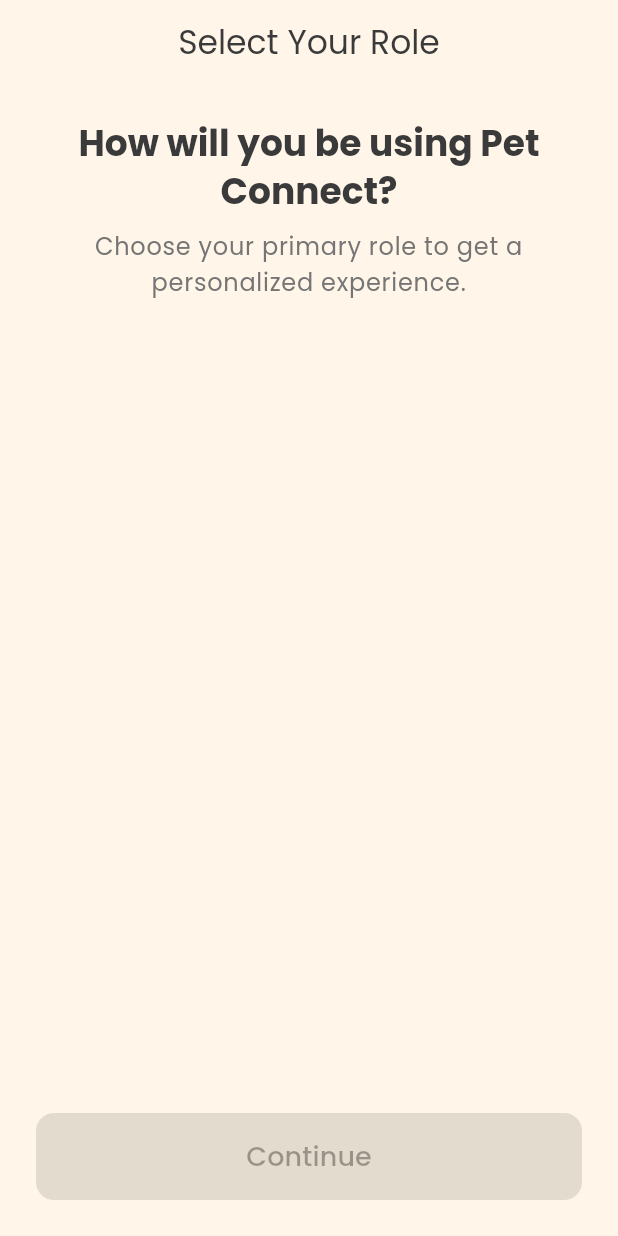
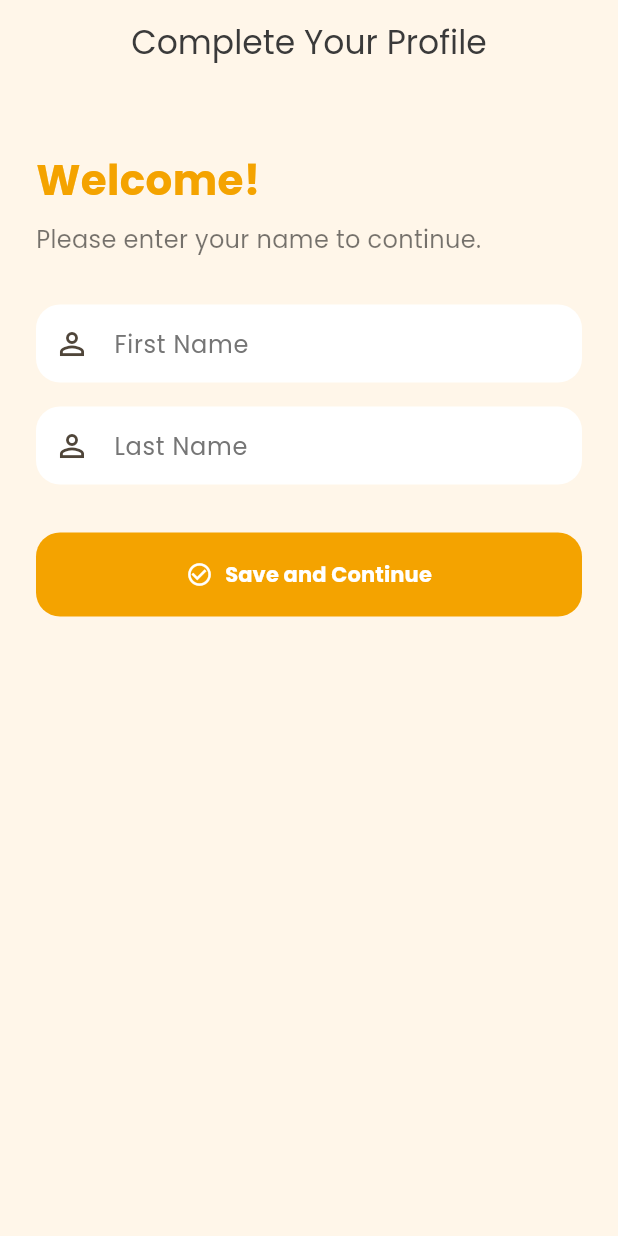
Before and after one commit to AmayMalviya/Pet-Connect, a Flutter app: the screen it shows once a user with an empty profile is signed in, on a phone screen of 412 x 824 dp. Run offline on Flutter 3.47's test engine with Material 3 defaults, Android fonts, the phone set to English and light mode, and no system bars; our stand-ins replace google_fonts, image_picker, supabase_flutter, table_calendar; accounts and stored records are empty.

Commit message:
feat: integrate Google Sign-In functionality and enhance user profile management
- Added Google Sign-In support using the google_sign_in package.
- Implemented social profile setup screen for new users.
- Updated user role retrieval to include profile data and handle incomplete profiles.
- Enhanced login and registration flows with error handling and user feedback.
- Modified app drawer to display user's name and email from the Supabase profiles table.
- Updated pubspec.yaml and pubspec.lock to include necessary dependencies for Google Sign-In.

```diff
--- a/Frontend/lib/main.dart
+++ b/Frontend/lib/main.dart
@@ -27,6 +27,7 @@
 import 'package:pet_connect_app/screens/adoption_requests_screen.dart';
 import 'package:pet_connect_app/screens/shelter_profile_screen.dart';
 import 'package:pet_connect_app/screens/edit_profile_screen.dart';
+import 'package:pet_connect_app/screens/social_profile_setup_screen.dart';
 
 void main() async {
   WidgetsFlutterBinding.ensureInitialized();
@@ -40,26 +41,15 @@
 class PetConnectApp extends StatelessWidget {
   const PetConnectApp({super.key});
 
-  Future<String?> _getUserRole(String userId) async {
+  Future<Map<String, dynamic>?> _getProfileData(String userId) async {
     final supabase = Supabase.instance.client;
     final profileResponse = await supabase
         .from('profiles')
-    .select('role_id')
+        .select('*, roles(name)') // Select all profile fields and the role name
         .eq('user_id', userId)
         .maybeSingle();
 
-  if (profileResponse == null || profileResponse['role_id'] == null) {
-    return null;
-  }
-
-  final roleId = profileResponse['role_id'];
-  final roleResponse = await supabase
-    .from('roles')
-    .select('name')
-    .eq('id', roleId)
-    .maybeSingle();
-
-  return roleResponse == null ? null : roleResponse['name'] as String?;
+    return profileResponse;
   }
 
   @override
@@ -75,14 +65,28 @@
             return const Scaffold(body: Center(child: CircularProgressIndicator()));
           }
           if (snapshot.hasData && snapshot.data?.session != null) {
-            return FutureBuilder<String?>(
-              future: _getUserRole(snapshot.data!.session!.user.id),
+            return FutureBuilder<Map<String, dynamic>?>(
+              future: _getProfileData(snapshot.data!.session!.user.id),
               builder: (context, userSnapshot) {
                 if (userSnapshot.connectionState == ConnectionState.waiting) {
                   return const Scaffold(body: Center(child: CircularProgressIndicator()));
                 }
-                if (userSnapshot.hasData) {
-                  final userRole = userSnapshot.data;
+
+                final profile = userSnapshot.data;
+
+                // If profile is incomplete (e.g., new social user), go to setup.
+                if (profile == null || (profile['first_name'] == null || profile['first_name'].isEmpty)) {
+                  return const SocialProfileSetupScreen();
+                }
+
+                // If profile is complete but role is not, go to role selection.
+                if (profile['roles'] == null) {
+                  return const RoleSelectionScreen();
+                }
+
+                final userRole = profile['roles']['name'];
+
+                // Navigate based on role.
                 if (userRole == 'Pet Owner') {
                   return const MainScreen();
                 } else if (userRole == 'Vet') {
@@ -90,9 +94,7 @@
                 } else if (userRole == 'Shelter Owner') {
                   return const ShelterHomeScreen();
                 } else {
-                    return const RoleSelectionScreen();
-                  }
-                } else {
+                  // Default fallback
                   return const RoleSelectionScreen();
                 }
               },
@@ -129,6 +131,7 @@
         AdoptionRequestsScreen.routeName: (context) => const AdoptionRequestsScreen(),
         ShelterProfileScreen.routeName: (context) => const ShelterProfileScreen(),
         EditProfileScreen.routeName: (context) => const EditProfileScreen(),
+        SocialProfileSetupScreen.routeName: (context) => const SocialProfileSetupScreen(),
       },
     );
   }
--- /dev/null
+++ b/Frontend/lib/screens/social_profile_setup_screen.dart
@@ -0,0 +1,118 @@
+import 'package:flutter/material.dart';
+import 'package:google_fonts/google_fonts.dart';
+import 'package:supabase_flutter/supabase_flutter.dart';
+import 'package:pet_connect_app/screens/role_selection_screen.dart';
+import 'package:pet_connect_app/widgets/primary_button.dart';
+import 'package:pet_connect_app/widgets/pet_text_field.dart';
+import 'package:pet_connect_app/theme/app_theme.dart';
+
+class SocialProfileSetupScreen extends StatefulWidget {
+  static const routeName = '/social-profile-setup';
+  const SocialProfileSetupScreen({super.key});
+
+  @override
+  State<SocialProfileSetupScreen> createState() => _SocialProfileSetupScreenState();
+}
+
+class _SocialProfileSetupScreenState extends State<SocialProfileSetupScreen> {
+  final _firstNameController = TextEditingController();
+  final _lastNameController = TextEditingController();
+  bool _isLoading = false;
+
+  @override
+  void dispose() {
+    _firstNameController.dispose();
+    _lastNameController.dispose();
+    super.dispose();
+  }
+
+  Future<void> _saveProfile() async {
+    final firstName = _firstNameController.text.trim();
+    final lastName = _lastNameController.text.trim();
+
+    if (firstName.isEmpty || lastName.isEmpty) {
+      ScaffoldMessenger.of(context).showSnackBar(
+        const SnackBar(content: Text('Please enter both first and last name.')),
+      );
+      return;
+    }
+
+    setState(() => _isLoading = true);
+
+    try {
+      final user = Supabase.instance.client.auth.currentUser;
+      if (user == null) {
+        throw Exception('User is not authenticated');
+      }
+
+      await Supabase.instance.client.from('profiles').upsert({
+        'user_id': user.id,
+        'first_name': firstName,
+        'last_name': lastName,
+        'email': user.email, // Save email as well
+      });
+
+      if (!mounted) return;
+
+      Navigator.pushReplacementNamed(context, RoleSelectionScreen.routeName);
+
+    } catch (e) {
+      if (!mounted) return;
+      ScaffoldMessenger.of(context).showSnackBar(
+        SnackBar(content: Text('Error saving profile: ${e.toString()}'), backgroundColor: Colors.red),
+      );
+    } finally {
+      if (mounted) {
+        setState(() => _isLoading = false);
+      }
+    }
+  }
+
+  @override
+  Widget build(BuildContext context) {
+    return Scaffold(
+      appBar: AppBar(
+        title: Text('Complete Your Profile', style: GoogleFonts.poppins()),
+        automaticallyImplyLeading: false, // No back button
+      ),
+      body: SingleChildScrollView(
+        padding: const EdgeInsets.all(24.0),
+        child: Column(
+          crossAxisAlignment: CrossAxisAlignment.stretch,
+          children: [
+            const SizedBox(height: 20),
+            Text(
+              'Welcome!',
+              style: GoogleFonts.poppins(fontSize: 28, fontWeight: FontWeight.bold, color: AppColors.primary),
+            ),
+            const SizedBox(height: 8),
+            Text(
+              'Please enter your name to continue.',
+              style: GoogleFonts.poppins(fontSize: 16, color: Colors.black54),
+            ),
+            const SizedBox(height: 32),
+            PetTextField(
+              controller: _firstNameController,
+              hint: 'First Name',
+              icon: Icons.person_outline,
+            ),
+            const SizedBox(height: 16),
+            PetTextField(
+              controller: _lastNameController,
+              hint: 'Last Name',
+              icon: Icons.person_outline,
+            ),
+            const SizedBox(height: 32),
+            _isLoading
+                ? const Center(child: CircularProgressIndicator())
+                : PrimaryButton(
+                    label: 'Save and Continue',
+                    onPressed: _saveProfile,
+                    icon: Icons.check_circle_outline,
+                  ),
+          ],
+        ),
+      ),
+    );
+  }
+}
--- a/Frontend/pubspec.yaml
+++ b/Frontend/pubspec.yaml
@@ -43,6 +43,8 @@
   mobile_scanner: ^7.1.2
 
   supabase_flutter: ^2.5.0
+  google_sign_in: ^6.2.1
+
 
 dev_dependencies:
   flutter_test:
```
Also changed, not shown: Frontend/lib/screens/home_screen.dart (+4 -14 lines), Frontend/lib/screens/login_screen.dart (+28 -3 lines), Frontend/lib/screens/register_screen.dart (+68 -16 lines), Frontend/lib/widgets/app_drawer.dart (+41 -10 lines), Frontend/pubspec.lock, 2 other files. Lines whose indentation alone changed are shown as unchanged.
